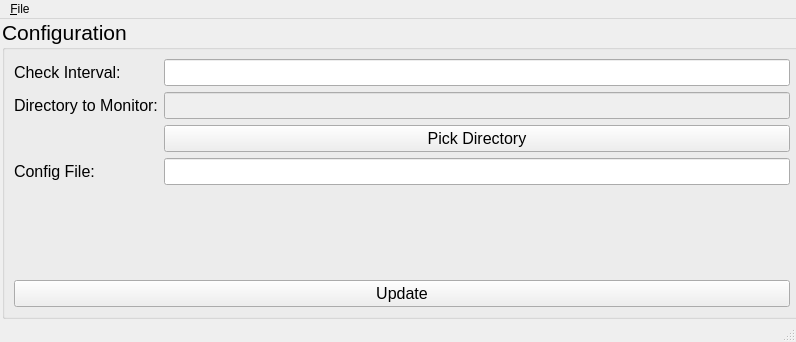
Old version of the form faxCheck.ui in the repository DrBassman/faxCheck.
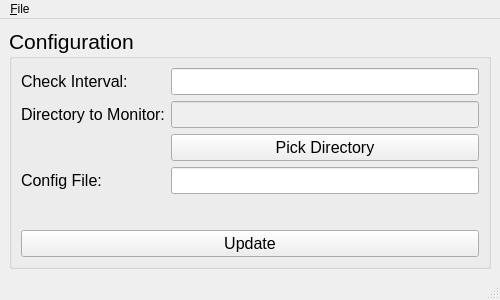
New version of the form.

Commit message: Improve app interaction; port to Qt6

The edit to the form file:
```diff
--- a/faxCheck.ui
+++ b/faxCheck.ui
@@ -6,8 +6,8 @@
    <rect>
     <x>0</x>
     <y>0</y>
-    <width>796</width>
-    <height>342</height>
+    <width>500</width>
+    <height>300</height>
    </rect>
   </property>
   <property name="sizePolicy">
@@ -26,15 +26,9 @@
      <verstretch>0</verstretch>
     </sizepolicy>
    </property>
+   <layout class="QVBoxLayout" name="verticalLayout_2">
+    <item>
    <widget class="QGroupBox" name="configBox">
-    <property name="geometry">
-     <rect>
-      <x>2</x>
-      <y>0</y>
-      <width>800</width>
-      <height>300</height>
-     </rect>
-    </property>
     <property name="sizePolicy">
      <sizepolicy hsizetype="Preferred" vsizetype="Preferred">
       <horstretch>0</horstretch>
@@ -55,9 +49,6 @@
     <layout class="QVBoxLayout" name="verticalLayout">
      <item>
       <layout class="QFormLayout" name="formLayout">
-       <property name="fieldGrowthPolicy">
-        <enum>QFormLayout::AllNonFixedFieldsGrow</enum>
-       </property>
        <item row="1" column="0">
         <widget class="QLabel" name="checkIntervalLabel">
          <property name="font">
@@ -169,6 +160,19 @@
        </item>
       </layout>
      </item>
+       <item>
+        <spacer name="verticalSpacer">
+         <property name="orientation">
+          <enum>Qt::Vertical</enum>
+         </property>
+         <property name="sizeHint" stdset="0">
+          <size>
+           <width>20</width>
+           <height>40</height>
+          </size>
+         </property>
+        </spacer>
+       </item>
      <item>
       <widget class="QPushButton" name="updatePushButton">
        <property name="font">
@@ -183,14 +187,16 @@
      </item>
     </layout>
    </widget>
+    </item>
+   </layout>
   </widget>
   <widget class="QMenuBar" name="menubar">
    <property name="geometry">
     <rect>
      <x>0</x>
      <y>0</y>
-     <width>796</width>
-     <height>21</height>
+     <width>500</width>
+     <height>22</height>
     </rect>
    </property>
    <widget class="QMenu" name="menuFile">
```
Lines whose indentation alone changed are shown as unchanged. The commit also changes 1 other file.
